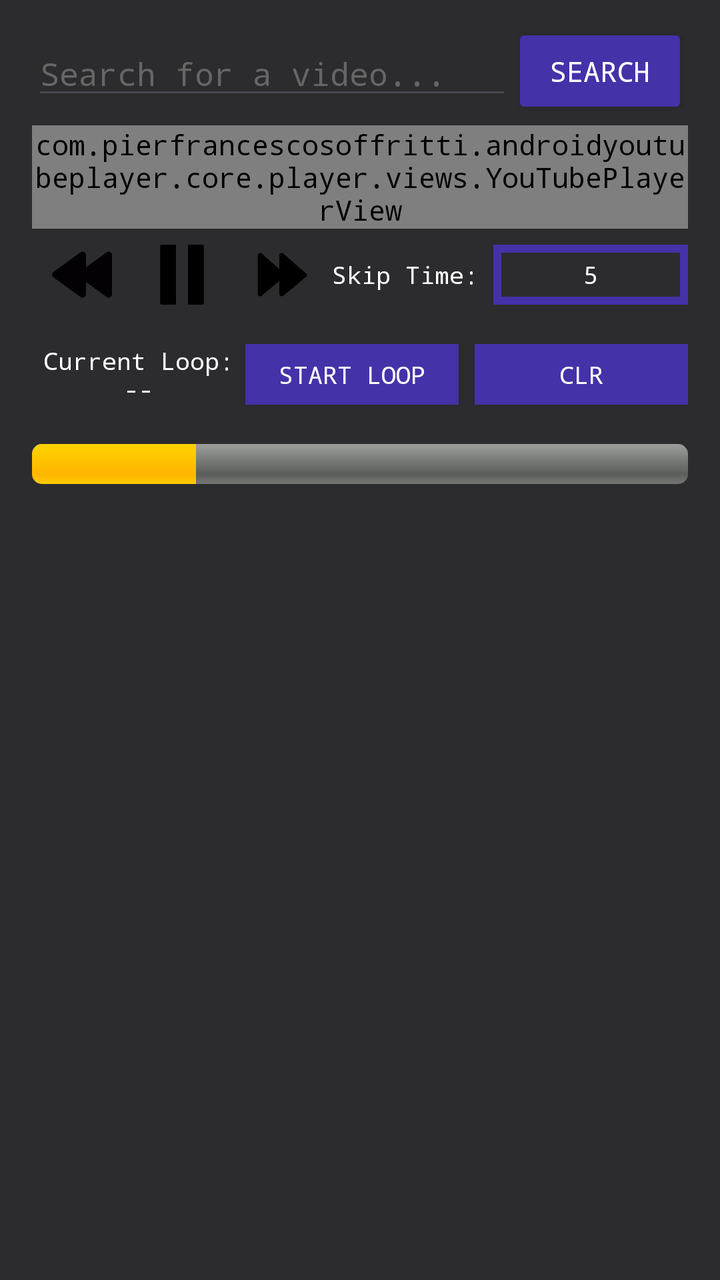
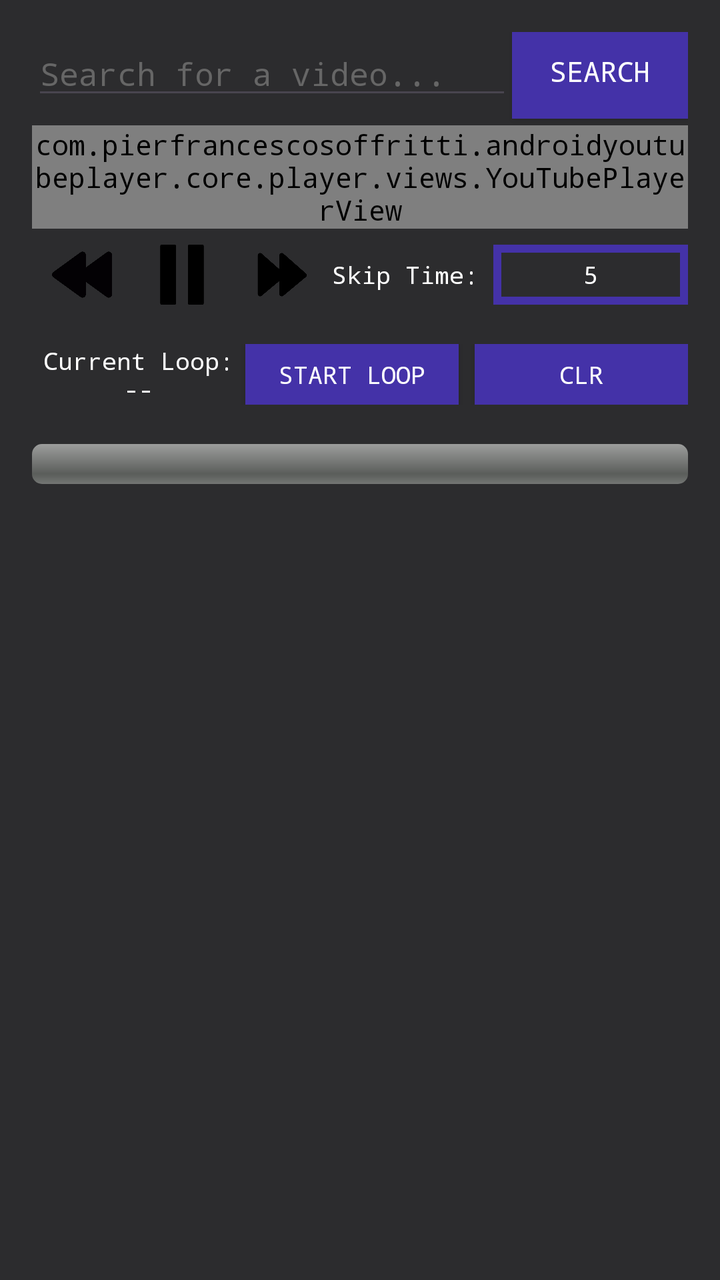

Screens rendered from an Android XML layout before and after an edit, with the pre-edit source and the edit as a unified diff.
<!-- AndroidManifest.xml: application theme Theme.Videoplaybackerandroid -->
<!-- res/layout/fragment_first.xml -->
<?xml version="1.0" encoding="utf-8"?>
<androidx.constraintlayout.widget.ConstraintLayout xmlns:android="http://schemas.android.com/apk/res/android"
    xmlns:app="http://schemas.android.com/apk/res-auto"
    xmlns:tools="http://schemas.android.com/tools"
    android:layout_width="match_parent"
    android:layout_height="match_parent"
    android:padding="16dp"
    tools:context=".FirstFragment">

    <EditText
        android:id="@+id/video_search"
        android:layout_width="0dp"
        android:layout_height="wrap_content"
        android:hint="Search for a video..."
        android:inputType="text"
        android:textColor="@color/white"
        android:textSize="16sp"
        app:layout_constraintEnd_toStartOf="@+id/search_button"
        app:layout_constraintStart_toStartOf="parent"
        app:layout_constraintTop_toTopOf="parent" />

    <Button
        android:id="@+id/search_button"
        android:layout_width="wrap_content"
        android:layout_height="wrap_content"
        android:text="Search"
        android:backgroundTint="@color/Primary"
        app:layout_constraintBottom_toBottomOf="@id/video_search"
        app:layout_constraintEnd_toEndOf="parent"
        app:layout_constraintTop_toTopOf="@id/video_search" />

    <com.pierfrancescosoffritti.androidyoutubeplayer.core.player.views.YouTubePlayerView
        android:id="@+id/youtube_player_view"
        android:layout_width="match_parent"
        android:layout_height="wrap_content"
        android:layout_marginTop="8dp"
        app:layout_constraintTop_toBottomOf="@id/video_search"
        app:layout_constraintBottom_toTopOf="@id/dashboard"
        app:videoId="TngViNw2pOo" />

    <include
        android:id="@+id/dashboard"
        layout="@layout/dashboard"
        android:layout_width="match_parent"
        android:layout_height="wrap_content"
        android:layout_marginTop="8dp"
        android:layout_marginBottom="8dp"
        app:layout_constraintBottom_toTopOf="@id/video_select_title"
        app:layout_constraintTop_toBottomOf="@id/youtube_player_view"
        app:layout_constraintStart_toStartOf="parent"
        app:layout_constraintEnd_toEndOf="parent" />

    <TextView
        android:id="@+id/video_select_title"
        android:layout_width="wrap_content"
        android:layout_height="wrap_content"
        android:text="Select Video:"
        app:layout_constraintBottom_toTopOf="@+id/rvVideos"
        app:layout_constraintEnd_toEndOf="parent"
        app:layout_constraintStart_toStartOf="parent"
        android:layout_marginTop="16dp"
        android:textSize="20sp"
        android:visibility="invisible"
        app:layout_constraintTop_toBottomOf="@+id/youtube_player_view" />

    <androidx.recyclerview.widget.RecyclerView
        android:id="@+id/rvVideos"
        android:layout_width="match_parent"
        android:layout_height="0dp"
        android:layout_marginTop="8dp"
        app:layout_constraintBottom_toBottomOf="parent"
        app:layout_constraintEnd_toEndOf="parent"
        app:layout_constraintStart_toStartOf="parent"
        app:layout_constraintTop_toBottomOf="@id/video_select_title" />

</androidx.constraintlayout.widget.ConstraintLayout>
<!-- res/layout/dashboard.xml (included above) -->
<?xml version="1.0" encoding="utf-8"?>
<androidx.constraintlayout.widget.ConstraintLayout xmlns:android="http://schemas.android.com/apk/res/android"
    xmlns:app="http://schemas.android.com/apk/res-auto"
    android:layout_width="match_parent"
    android:layout_height="wrap_content"
    android:theme="@style/Theme.Dashboard"
    >

    <LinearLayout
        android:id="@+id/time_controls"
        android:layout_width="match_parent"
        android:layout_height="wrap_content"
        android:gravity="center"
        android:orientation="horizontal"
        app:layout_constraintEnd_toEndOf="parent"
        app:layout_constraintStart_toStartOf="parent"
        app:layout_constraintTop_toTopOf="parent">

        <androidx.appcompat.widget.AppCompatButton
            android:id="@+id/rewind"
            android:layout_width="30dp"
            android:layout_height="30dp"
            android:layout_marginHorizontal="10dp"
            android:background="@drawable/rewind_button"
            android:contentDescription="rewind" />

        <androidx.appcompat.widget.AppCompatButton
            android:id="@+id/pause"
            android:layout_width="30dp"
            android:layout_height="30dp"
            android:layout_marginHorizontal="10dp"
            android:background="@drawable/pause"
            android:contentDescription="pause" />

        <androidx.appcompat.widget.AppCompatButton
            android:id="@+id/fast_forward"
            android:layout_width="30dp"
            android:layout_height="30dp"
            android:layout_marginHorizontal="10dp"
            android:background="@drawable/fast_forward"
            android:backgroundTint="@null"
            android:contentDescription="ff" />

        <TextView
            android:layout_width="wrap_content"
            android:layout_height="wrap_content"

            android:text="Skip Time: "
             />

        <EditText
            android:id="@+id/skip_time_input"
            android:layout_width="0dp"
            android:layout_height="30dp"
            android:layout_weight="1"
            android:background="@drawable/input_style"
            android:gravity="center"
            android:inputType="number"
            android:text="5"
            android:textColor="@color/white"
             />

    </LinearLayout>

    <LinearLayout
        android:id="@+id/loop_controls"
        android:layout_width="match_parent"
        android:layout_height="wrap_content"
        android:gravity="center"
        android:orientation="horizontal"
        app:layout_constraintBottom_toTopOf="@id/progress_section"
        app:layout_constraintEnd_toEndOf="parent"
        app:layout_constraintStart_toStartOf="parent"
        app:layout_constraintTop_toBottomOf="@id/time_controls">

        <TextView
            android:id="@+id/tvCurrentText"
            android:layout_width="0dp"
            android:layout_height="match_parent"
            android:layout_weight="1"
            android:gravity="center"
            android:text="@string/current_loop_null_value" />

        <Button
            android:id="@+id/loop_button"
            android:layout_width="0dp"
            android:layout_height="match_parent"
            android:layout_marginEnd="8dp"
            android:layout_weight="1"
            android:background="@drawable/generic_button"
            android:minWidth="0dp"
            android:minHeight="0dp"
            android:padding="0dp"
            android:text="Start Loop" />

        <Button
            android:id="@+id/clear_button"
            android:layout_width="0dp"
            android:layout_height="match_parent"
            android:layout_weight="1"
            android:background="@drawable/generic_button"
            android:minWidth="0dp"
            android:minHeight="0dp"
            android:padding="0dp"
            android:insetLeft="0dp"
            android:insetRight="0dp"
            android:text="CLR" />

    </LinearLayout>

    <LinearLayout
        android:id="@+id/progress_section"
        android:layout_width="match_parent"
        android:layout_height="wrap_content"
        android:gravity="center"
        android:orientation="horizontal"
        app:layout_constraintEnd_toEndOf="parent"
        app:layout_constraintStart_toStartOf="parent"
        app:layout_constraintTop_toTopOf="@id/loop_controls"
        android:layout_marginTop="50dp"
        app:layout_constraintBottom_toBottomOf="parent">

        <ProgressBar
            android:id="@+id/progress_bar"
            android:layout_width="match_parent"
            android:layout_height="match_parent"
            style="@android:style/Widget.ProgressBar.Horizontal"
            android:progress="25"/>

    </LinearLayout>
</androidx.constraintlayout.widget.ConstraintLayout>
<!-- resources referenced by this layout -->
<resources>
  <color name="Primary">#4432a8</color>
  <color name="white">#FFFFFF</color>
  <!-- drawable fast_forward: png bitmap (drawable, 7627 bytes) -->
  <!-- drawable generic_button (drawable) -->
  <?xml version="1.0" encoding="utf-8"?>
  <selector xmlns:android="http://schemas.android.com/apk/res/android">
      <item>
          <shape android:shape="rectangle">
              <corners android:radius="0dp"/>
              <solid android:color="@color/Primary" />
          </shape>
      </item>
  </selector>
  <!-- drawable input_style (drawable) -->
  <?xml version="1.0" encoding="utf-8"?>
  <shape xmlns:android="http://schemas.android.com/apk/res/android"
      android:shape="rectangle">
  
      <stroke android:width="4dip" android:color="@color/Primary" />
  </shape>
  <!-- drawable pause: png bitmap (drawable, 3288 bytes) -->
  <!-- drawable rewind_button: png bitmap (drawable, 5772 bytes) -->
  <string name="current_loop_null_value" tools:ignore="TypographyDashes">Current Loop: --</string>
  <style name="Theme.Dashboard" parent="Theme.Videoplaybackerandroid">
          <item name="android:textSize">12sp</item>
      </style>
  <style name="Theme.Videoplaybackerandroid" parent="Base.Theme.Videoplaybackerandroid" />
  <style name="Base.Theme.Videoplaybackerandroid" parent="Theme.Material3.DayNight.NoActionBar">
          
          
          <item name="android:textColor">@color/white</item>
          <item name="android:textColorHint">#666666</item>
          <item name="android:colorBackground">@color/black</item>
          <item name="colorOnSurface">@color/white</item>
          <item name="colorOnBackground">@color/white</item>
          <item name="android:fontFamily">monospace</item>
      </style>
  <color name="black">#2c2c2e</color>
</resources>

<!-- the commit's change to res/layout/fragment_first.xml (unified diff, before → after) -->
@@ -24,7 +24,7 @@
         android:layout_width="wrap_content"
         android:layout_height="wrap_content"
         android:text="Search"
-        android:backgroundTint="@color/Primary"
+        android:background="@drawable/generic_button"
         app:layout_constraintBottom_toBottomOf="@id/video_search"
         app:layout_constraintEnd_toEndOf="parent"
         app:layout_constraintTop_toTopOf="@id/video_search" />
@@ -132,7 +132,7 @@
             android:layout_weight="1"
             android:background="@drawable/input_style"
             android:gravity="center"
-            android:inputType="number"
+            android:inputType="numberDecimal"
             android:text="5"
             android:textColor="@color/white"
              />
@@ -202,7 +202,8 @@
             android:layout_width="match_parent"
             android:layout_height="match_parent"
             style="@android:style/Widget.ProgressBar.Horizontal"
-            android:progress="25"/>
+
+            android:progress="0"/>
 
     </LinearLayout>
 </androidx.constraintlayout.widget.ConstraintLayout>
<!-- resource entries referenced after the edit -->
@@ -1,6 +1,5 @@
 <!-- resources referenced by this layout -->
 <resources>
-  <color name="Primary">#4432a8</color>
   <color name="white">#FFFFFF</color>
   <!-- drawable fast_forward: png bitmap (drawable, 7627 bytes) -->
   <!-- drawable generic_button (drawable) -->
@@ -27,6 +26,7 @@
           <item name="android:textSize">12sp</item>
       </style>
   <style name="Theme.Videoplaybackerandroid" parent="Base.Theme.Videoplaybackerandroid" />
+  <color name="Primary">#4432a8</color>
   <style name="Base.Theme.Videoplaybackerandroid" parent="Theme.Material3.DayNight.NoActionBar">
           
           
